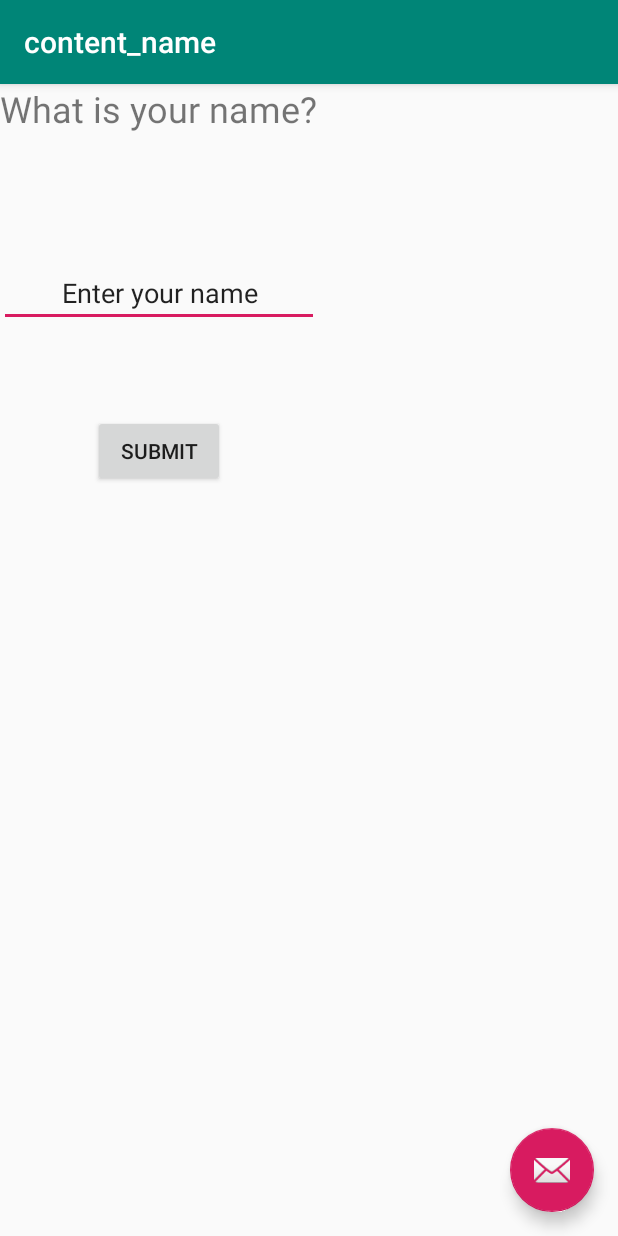
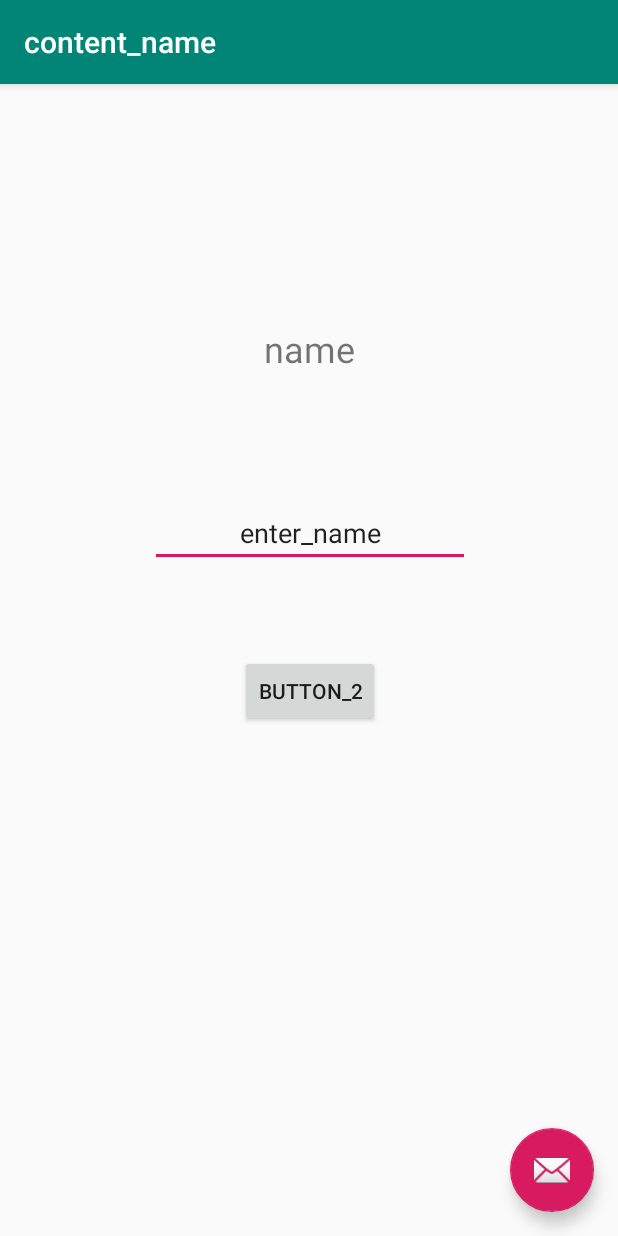
Before and after one commit to Chelsea-Pierre/Technica2019, an Android app: the content_name screen opened directly, with no data from a screen before it, on a phone screen of 412 x 824 dp. Run offline under Robolectric (Android 15) with nearby library versions, the phone set to English and light mode, and no system bars.

Commit message:
Changed main activity for connection of page that loads questions up

```diff
--- a/app/src/main/java/com/example/technica2019/MainActivity.java
+++ b/app/src/main/java/com/example/technica2019/MainActivity.java
@@ -50,7 +50,7 @@ public class MainActivity extends AppCompatActivity{
 
 
         super.onCreate(savedInstanceState);
-        setContentView(R.layout.activity_main);
+        setContentView(R.layout.activity_content_assignments);
         //Toolbar toolbar = findViewById(R.id.toolbar);
 
         //Placement for the transition and switch to new page
@@ -89,7 +89,7 @@ public class MainActivity extends AppCompatActivity{
 
     public void openQuestionsPage(){
 
-        Intent intent = new Intent(this,content_Questions.class);
+        Intent intent = new Intent(this,content_assignments.class);
         startActivity(intent);
     }
 //    private void finishScreen){
--- a/app/src/main/res/layout/content_name.xml
+++ b/app/src/main/res/layout/content_name.xml
@@ -12,11 +12,17 @@
         android:id="@+id/textView3"
         android:layout_width="wrap_content"
         android:layout_height="wrap_content"
-        android:text="What is your name?"
+        android:layout_marginStart="101dp"
+        android:layout_marginTop="160dp"
+        android:layout_marginEnd="101dp"
+        android:layout_marginBottom="85dp"
+        android:text="@string/student_name"
         android:textAlignment="center"
         android:textSize="24sp"
-        tools:layout_editor_absoluteX="101dp"
-        tools:layout_editor_absoluteY="160dp" />
+        app:layout_constraintBottom_toTopOf="@+id/editText3"
+        app:layout_constraintEnd_toEndOf="parent"
+        app:layout_constraintStart_toStartOf="parent"
+        app:layout_constraintTop_toTopOf="parent" />
 
     <EditText
         android:id="@+id/editText3"
@@ -24,8 +30,10 @@
         android:layout_height="wrap_content"
         android:layout_marginTop="84dp"
         android:ems="10"
+        android:hint="@android:string/yes"
+        android:importantForAutofill="no"
         android:inputType="textPersonName"
-        android:text="Enter your name"
+        android:text="@string/enter_name"
         android:textAlignment="center"
         app:layout_constraintEnd_toEndOf="@+id/textView3"
         app:layout_constraintStart_toStartOf="@+id/textView3"
@@ -36,7 +44,7 @@
         android:layout_width="wrap_content"
         android:layout_height="wrap_content"
         android:layout_marginTop="188dp"
-        android:text="SUBMIT"
+        android:text="@string/button_2"
         app:layout_constraintEnd_toEndOf="@+id/textView3"
         app:layout_constraintStart_toStartOf="@+id/textView3"
         app:layout_constraintTop_toBottomOf="@+id/textView3" />
--- a/app/src/main/res/values/strings.xml
+++ b/app/src/main/res/values/strings.xml
@@ -7,4 +7,13 @@
     <string name="title_activity_content_assignments">content_assignments</string>
     <string name="title_activity_content__questions">activity_content_questions</string>
     <string name="Fake_Text">fake_text</string>
+    <string name ="enter_id">enter_id</string>
+    <string name="button">Button</string>
+    <string name="autofill_hint">Hint</string>
+    <string name="student_name">name</string>
+    <string name="enter_name">enter_name</string>
+    <string name="button_2">button_2</string>
+    <string name="school_name">Enter your school name</string>
+    <string name="enter_school">What school do you go to?</string>
+    <string name="button_3">SUBMIT</string>
 </resources>
```
Also changed, not shown: app/src/main/res/layout/content_ask.xml (+13 -4 lines), app/src/main/res/layout/content_school.xml (+13 -5 lines), app/build.gradle (line endings or trailing spaces).
